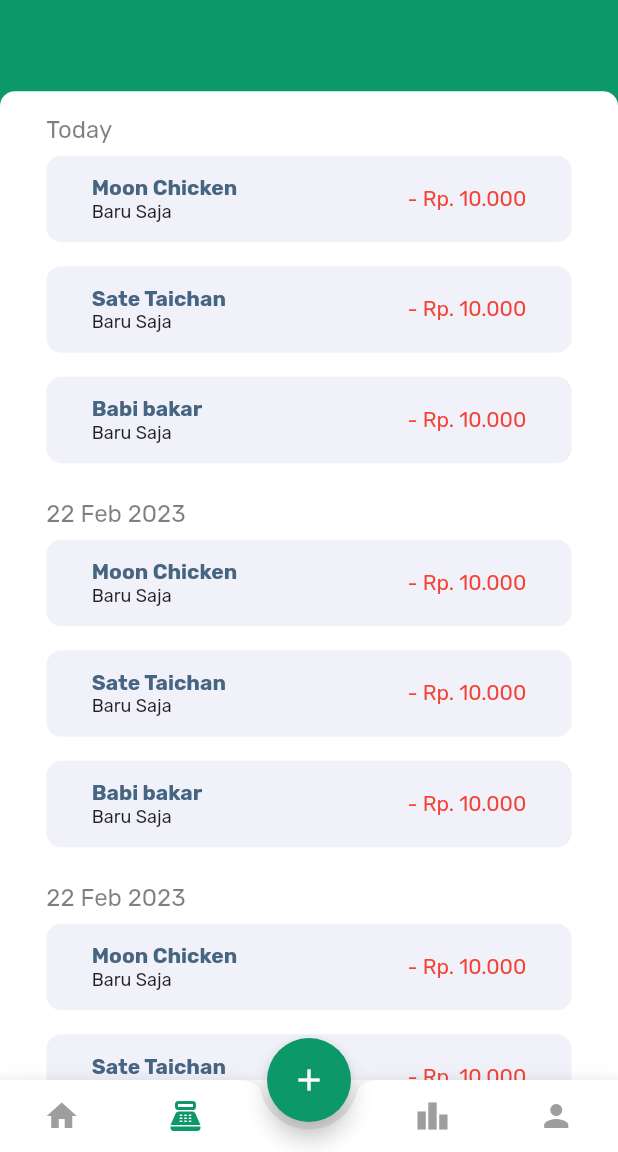
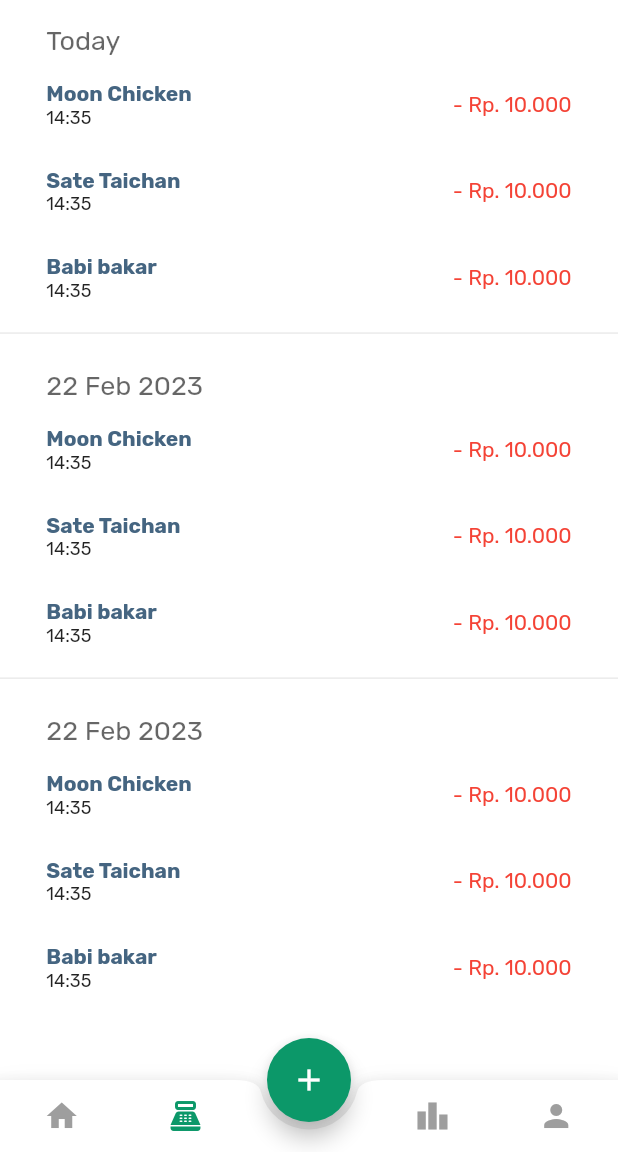
Before and after one commit to KelvinAnderson10/flutter-aplikasi-pengeluaran, a Flutter app: the screen it shows after launch, after a tap on "Lihat Semua", on a phone screen of 412 x 824 dp, the part 84-1236 px from its top. Run offline on Flutter 3.47's test engine with Material 2 defaults, Android fonts, the light colour scheme and no system bars; our stand-ins replace double_back_to_close_app, google_fonts.

Commit message:
[ADD] commit checkpoint

```diff
--- a/lib/components/home_screen.dart
+++ b/lib/components/home_screen.dart
@@ -153,6 +153,7 @@ class HomeScreen extends StatelessWidget with HomeView {
               child: SingleChildScrollView(
                 padding: EdgeInsets.all(2),
                 scrollDirection: Axis.horizontal,
+                physics: BouncingScrollPhysics(),
                 child: Wrap(spacing: 16, children: [
                   categoryCard(size),
                   categoryCard(size),
@@ -197,7 +198,8 @@ class HomeScreen extends StatelessWidget with HomeView {
                 itemCount: numItems * 2,
                 itemBuilder: ((context, i) {
                   if (i.isOdd) return const Divider();
-                  final index = i ~/ 2 + 1;
+                  final index = i ~/ 2;
+                  print(index);
                   return buildRow(index);
                 }),
               )),
--- a/lib/components/transaction_screen.dart
+++ b/lib/components/transaction_screen.dart
@@ -18,15 +18,15 @@ class _TransactionScreenState extends State<TransactionScreen> {
     List<String> transactions = ["Moon Chicken", "Sate Taichan", "Babi bakar"];
     Widget buildTransaction(String transaction){
       return Container(
-        margin: EdgeInsets.symmetric(vertical: 8),
+        // margin: EdgeInsets.symmetric(vertical: 8),
         height: size.height * 0.07,
         width: size.width * 0.85,
         decoration: BoxDecoration(
-          color: Color(0xFFf1f1fa),
+          // color: Color(0xFFf1f1fa),
           borderRadius: BorderRadius.circular(10)
         ),
         child: Row(
-          mainAxisAlignment: MainAxisAlignment.spaceAround,
+          mainAxisAlignment: MainAxisAlignment.spaceBetween,
           children: [
           Container(
             width: 150,
@@ -35,7 +35,7 @@ class _TransactionScreenState extends State<TransactionScreen> {
             mainAxisAlignment: MainAxisAlignment.center,
             children: [
               Text(transaction, style: const TextStyle(fontWeight: FontWeight.bold, color: Color(0XFF456581)),),
-              Text("Baru Saja", style: TextStyle(fontSize: 12),)
+              Text("14:35", style: TextStyle(fontSize: 12),)
             ],
           )),
           Text("- Rp. 10.000", style: TextStyle(color: Colors.red),)
@@ -53,7 +53,8 @@ class _TransactionScreenState extends State<TransactionScreen> {
         child: Column(
           crossAxisAlignment: CrossAxisAlignment.start,
           children: [
-            Text(date, style: TextStyle(color: Colors.black.withOpacity(0.5), fontSize: 16),),
+            Text(date, style: TextStyle(color: Colors.black.withOpacity(0.6), fontSize: 18),),
+            SizedBox(height: 4,),
             Container(
           child: Column(
             children: [
@@ -72,13 +73,6 @@ class _TransactionScreenState extends State<TransactionScreen> {
     return Scaffold(
       body: Stack(children: [
         Container(
-          height: double.infinity,
-          decoration: BoxDecoration(color: kPrimaryColor),
-        ),
-        Positioned(
-          left: 0,
-          right: 0,
-          bottom: 0,
           child: Column(children: [Container(
             // padding: EdgeInsets.only(top: kDefaultPadding,),
             child: ListView.builder(
@@ -86,15 +80,15 @@ class _TransactionScreenState extends State<TransactionScreen> {
                 primary: false,
                 scrollDirection: Axis.vertical,
                 shrinkWrap: true,
-              itemCount: dates.length,
+              itemCount: dates.length * 2,
               itemBuilder: ((context, i){
-                return buildDate(dates[i]);
+                if (i.isOdd) return const Divider();
+                final index = i ~/ 2;
+                return buildDate(dates[index]);
               })),
             height: size.height * 0.8,
             decoration: BoxDecoration(
-                color: Colors.white,
-                borderRadius: BorderRadius.vertical(
-                    top: Radius.circular(10))),
+                color: Colors.white,),
           )]),
         )
       ]),
```
